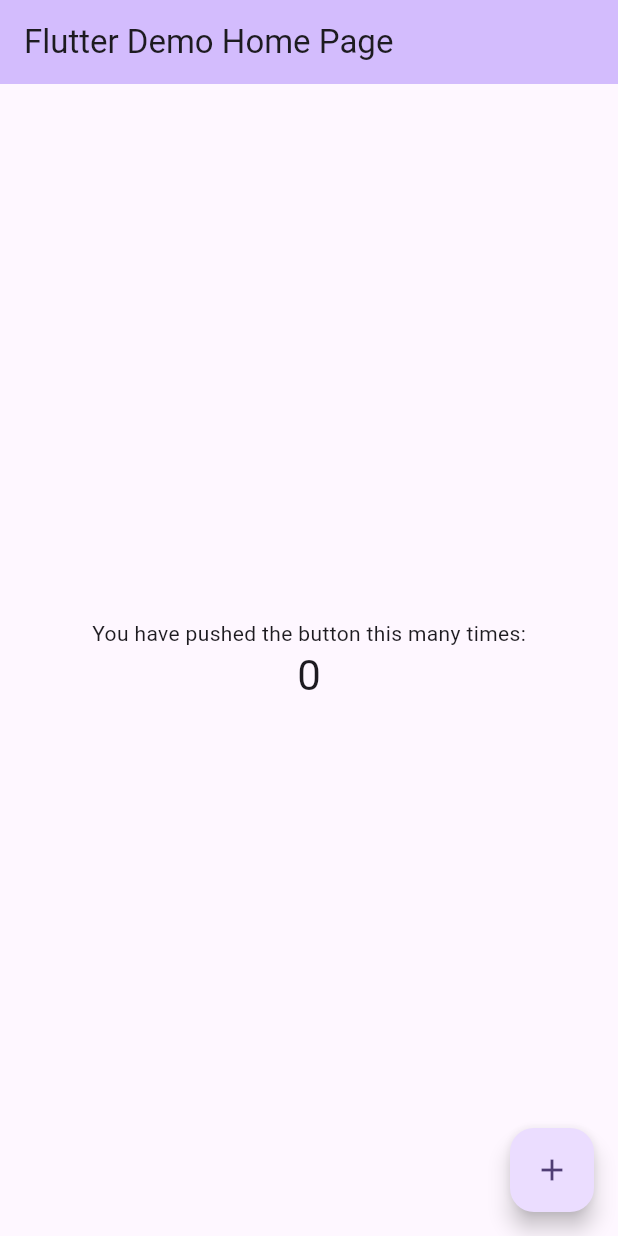
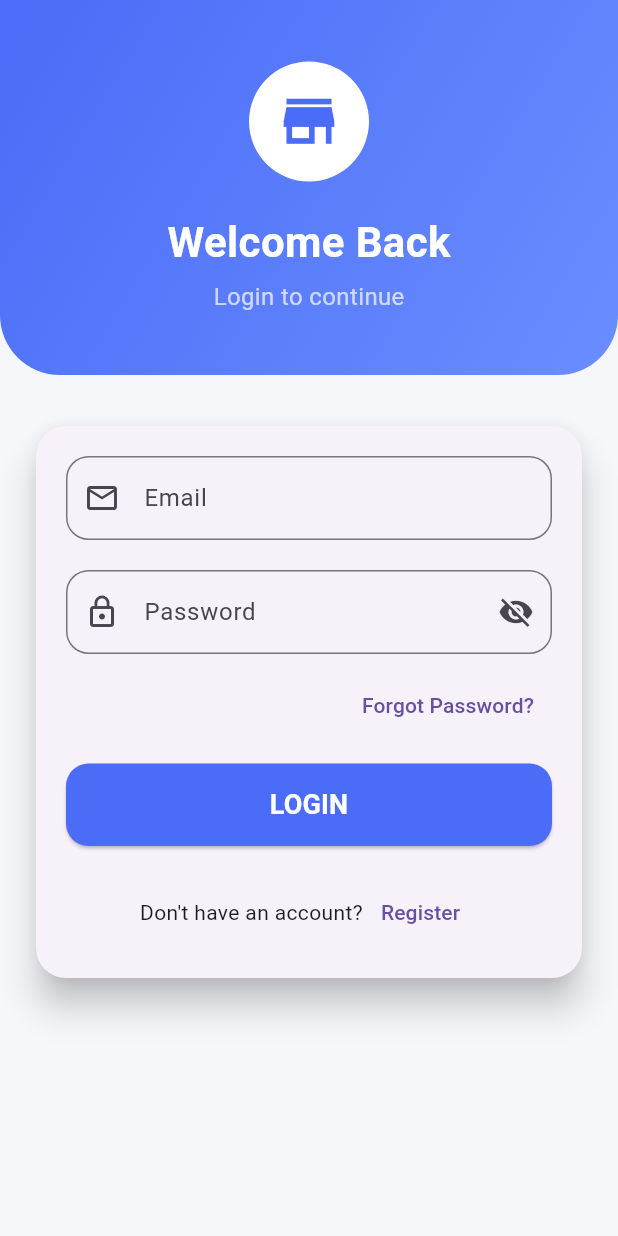
Before and after one commit to KhushbooCoder/team_project_app, a Flutter app: the screen it shows after launch, on a phone screen of 412 x 824 dp. Run offline on Flutter 3.47's test engine with Material 3 defaults, Android fonts, the phone set to English and light mode, and no system bars.

Commit message:
Added login screen UI

```diff
--- /dev/null
+++ b/lib/login_screen.dart
@@ -0,0 +1,185 @@
+import 'package:flutter/material.dart';
+
+class LoginScreen extends StatefulWidget {
+  const LoginScreen({super.key});
+
+  @override
+  State<LoginScreen> createState() => _LoginScreenState();
+}
+
+class _LoginScreenState extends State<LoginScreen> {
+  final emailController = TextEditingController();
+  final passwordController = TextEditingController();
+
+  bool isPassword = true;
+
+  @override
+  Widget build(BuildContext context) {
+    return Scaffold(
+      backgroundColor: Color(0xffF5F7FA),
+      body: SafeArea(
+        child: SingleChildScrollView(
+          child: Column(
+            children: [
+              // Top Header
+              Container(
+                height: 250,
+                width: double.infinity,
+                decoration: BoxDecoration(
+                  gradient: LinearGradient(
+                    colors: [
+                      Color(0xff4A6CF7),
+                      Color(0xff6A8DFF),
+                    ],
+                    begin: Alignment.topLeft,
+                    end: Alignment.bottomRight,
+                  ),
+                  borderRadius: BorderRadius.only(
+                    bottomLeft: Radius.circular(40),
+                    bottomRight: Radius.circular(40),
+                  ),
+                ),
+                child: Column(
+                  mainAxisAlignment: MainAxisAlignment.center,
+                  children: [
+                    CircleAvatar(
+                      radius: 40,
+                      backgroundColor: Colors.white,
+                      child: Icon(
+                        Icons.store,
+                        size: 45,
+                        color: Color(0xff4A6CF7),
+                      ),
+                    ),
+                    SizedBox(height: 20),
+                    Text(
+                      "Welcome Back",
+                      style: TextStyle(
+                        fontSize: 28,
+                        fontWeight: FontWeight.bold,
+                        color: Colors.white,
+                      ),
+                    ),
+                    SizedBox(height: 5),
+                    Text(
+                      "Login to continue",
+                      style: TextStyle(
+                        color: Colors.white70,
+                        fontSize: 16,
+                      ),
+                    ),
+                  ],
+                ),
+              ),
+
+              SizedBox(height: 30),
+
+              Padding(
+                padding: EdgeInsets.symmetric(horizontal: 20),
+                child: Card(
+                  elevation: 10,
+                  shape: RoundedRectangleBorder(
+                    borderRadius: BorderRadius.circular(20),
+                  ),
+                  child: Padding(
+                    padding: EdgeInsets.all(20),
+                    child: Column(
+                      children: [
+                        TextField(
+                          controller: emailController,
+                          keyboardType: TextInputType.emailAddress,
+                          decoration: InputDecoration(
+                            hintText: "Enter Email",
+                            labelText: "Email",
+                            prefixIcon: Icon(Icons.email_outlined),
+                            border: OutlineInputBorder(
+                              borderRadius: BorderRadius.circular(15),
+                            ),
+                          ),
+                        ),
+
+                        SizedBox(height: 20),
+
+                        TextField(
+                          controller: passwordController,
+                          obscureText: isPassword,
+                          decoration: InputDecoration(
+                            hintText: "Enter Password",
+                            labelText: "Password",
+                            prefixIcon: Icon(Icons.lock_outline),
+                            suffixIcon: IconButton(
+                              onPressed: () {
+                                setState(() {
+                                  isPassword = !isPassword;
+                                });
+                              },
+                              icon: Icon(
+                                isPassword
+                                    ? Icons.visibility_off
+                                    : Icons.visibility,
+                              ),
+                            ),
+                            border: OutlineInputBorder(
+                              borderRadius: BorderRadius.circular(15),
+                            ),
+                          ),
+                        ),
+
+                        SizedBox(height: 10),
+
+                        Align(
+                          alignment: Alignment.centerRight,
+                          child: TextButton(
+                            onPressed: () {},
+                            child: Text("Forgot Password?"),
+                          ),
+                        ),
+
+                        SizedBox(height: 15),
+
+                        SizedBox(
+                          width: double.infinity,
+                          height: 55,
+                          child: ElevatedButton(
+                            style: ElevatedButton.styleFrom(
+                              backgroundColor: Color(0xff4A6CF7),
+                              shape: RoundedRectangleBorder(
+                                borderRadius: BorderRadius.circular(15),
+                              ),
+                            ),
+                            onPressed: () {},
+                            child: Text(
+                              "LOGIN",
+                              style: TextStyle(
+                                fontSize: 18,
+                                color: Colors.white,
+                                fontWeight: FontWeight.bold,
+                              ),
+                            ),
+                          ),
+                        ),
+
+                        SizedBox(height: 20),
+
+                        Row(
+                          mainAxisAlignment: MainAxisAlignment.center,
+                          children: [
+                            Text("Don't have an account?"),
+                            TextButton(
+                              onPressed: () {},
+                              child: Text("Register"),
+                            ),
+                          ],
+                        ),
+                      ],
+                    ),
+                  ),
+                ),
+              ),
+            ],
+          ),
+        ),
+      ),
+    );
+  }
+}
--- a/lib/main.dart
+++ b/lib/main.dart
@@ -1,4 +1,5 @@
 import 'package:flutter/material.dart';
+import 'package:team_project_app/login_screen.dart';
 
 void main() {
   runApp(const MyApp());
@@ -7,116 +8,12 @@ void main() {
 class MyApp extends StatelessWidget {
   const MyApp({super.key});
 
-  // This widget is the root of your application.
+
   @override
   Widget build(BuildContext context) {
     return MaterialApp(
-      title: 'Flutter Demo',
-      theme: ThemeData(
-        // This is the theme of your application.
-        //
-        // TRY THIS: Try running your application with "flutter run". You'll see
-        // the application has a purple toolbar. Then, without quitting the app,
-        // try changing the seedColor in the colorScheme below to Colors.green
-        // and then invoke "hot reload" (save your changes or press the "hot
-        // reload" button in a Flutter-supported IDE, or press "r" if you used
-        // the command line to start the app).
-        //
-        // Notice that the counter didn't reset back to zero; the application
-        // state is not lost during the reload. To reset the state, use hot
-        // restart instead.
-        //
-        // This works for code too, not just values: Most code changes can be
-        // tested with just a hot reload.
-        colorScheme: .fromSeed(seedColor: Colors.deepPurple),
-      ),
-      home: const MyHomePage(title: 'Flutter Demo Home Page'),
+      debugShowCheckedModeBanner: false,
+      home: LoginScreen(),
     );
   }
 }
-
-class MyHomePage extends StatefulWidget {
-  const MyHomePage({super.key, required this.title});
-
-  // This widget is the home page of your application. It is stateful, meaning
-  // that it has a State object (defined below) that contains fields that affect
-  // how it looks.
-
-  // This class is the configuration for the state. It holds the values (in this
-  // case the title) provided by the parent (in this case the App widget) and
-  // used by the build method of the State. Fields in a Widget subclass are
-  // always marked "final".
-
-  final String title;
-
-  @override
-  State<MyHomePage> createState() => _MyHomePageState();
-}
-
-class _MyHomePageState extends State<MyHomePage> {
-  int _counter = 0;
-
-  void _incrementCounter() {
-    setState(() {
-      // This call to setState tells the Flutter framework that something has
-      // changed in this State, which causes it to rerun the build method below
-      // so that the display can reflect the updated values. If we changed
-      // _counter without calling setState(), then the build method would not be
-      // called again, and so nothing would appear to happen.
-      _counter++;
-    });
-  }
-
-  @override
-  Widget build(BuildContext context) {
-    // This method is rerun every time setState is called, for instance as done
-    // by the _incrementCounter method above.
-    //
-    // The Flutter framework has been optimized to make rerunning build methods
-    // fast, so that you can just rebuild anything that needs updating rather
-    // than having to individually change instances of widgets.
-    return Scaffold(
-      appBar: AppBar(
-        // TRY THIS: Try changing the color here to a specific color (to
-        // Colors.amber, perhaps?) and trigger a hot reload to see the AppBar
-        // change color while the other colors stay the same.
-        backgroundColor: Theme.of(context).colorScheme.inversePrimary,
-        // Here we take the value from the MyHomePage object that was created by
-        // the App.build method, and use it to set our appbar title.
-        title: Text(widget.title),
-      ),
-      body: Center(
-        // Center is a layout widget. It takes a single child and positions it
-        // in the middle of the parent.
-        child: Column(
-          // Column is also a layout widget. It takes a list of children and
-          // arranges them vertically. By default, it sizes itself to fit its
-          // children horizontally, and tries to be as tall as its parent.
-          //
-          // Column has various properties to control how it sizes itself and
-          // how it positions its children. Here we use mainAxisAlignment to
-          // center the children vertically; the main axis here is the vertical
-          // axis because Columns are vertical (the cross axis would be
-          // horizontal).
-          //
-          // TRY THIS: Invoke "debug painting" (choose the "Toggle Debug Paint"
-          // action in the IDE, or press "p" in the console), to see the
-          // wireframe for each widget.
-          mainAxisAlignment: .center,
-          children: [
-            const Text('You have pushed the button this many times:'),
-            Text(
-              '$_counter',
-              style: Theme.of(context).textTheme.headlineMedium,
-            ),
-          ],
-        ),
-      ),
-      floatingActionButton: FloatingActionButton(
-        onPressed: _incrementCounter,
-        tooltip: 'Increment',
-        child: const Icon(Icons.add),
-      ),
-    );
-  }
-}
```
